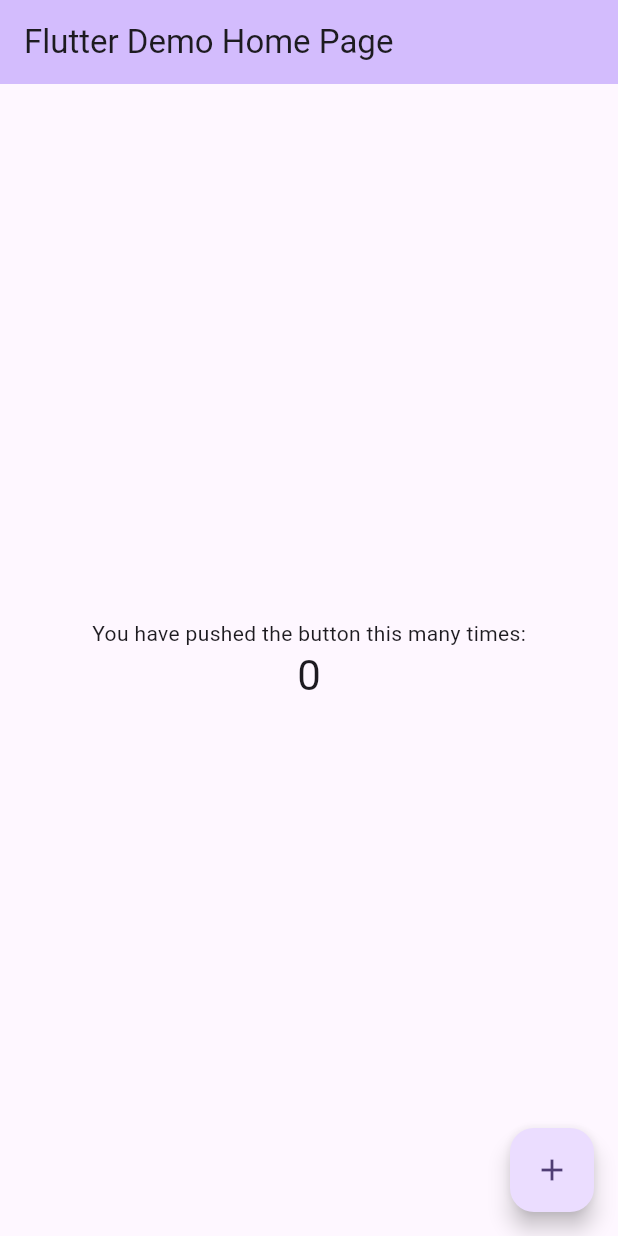
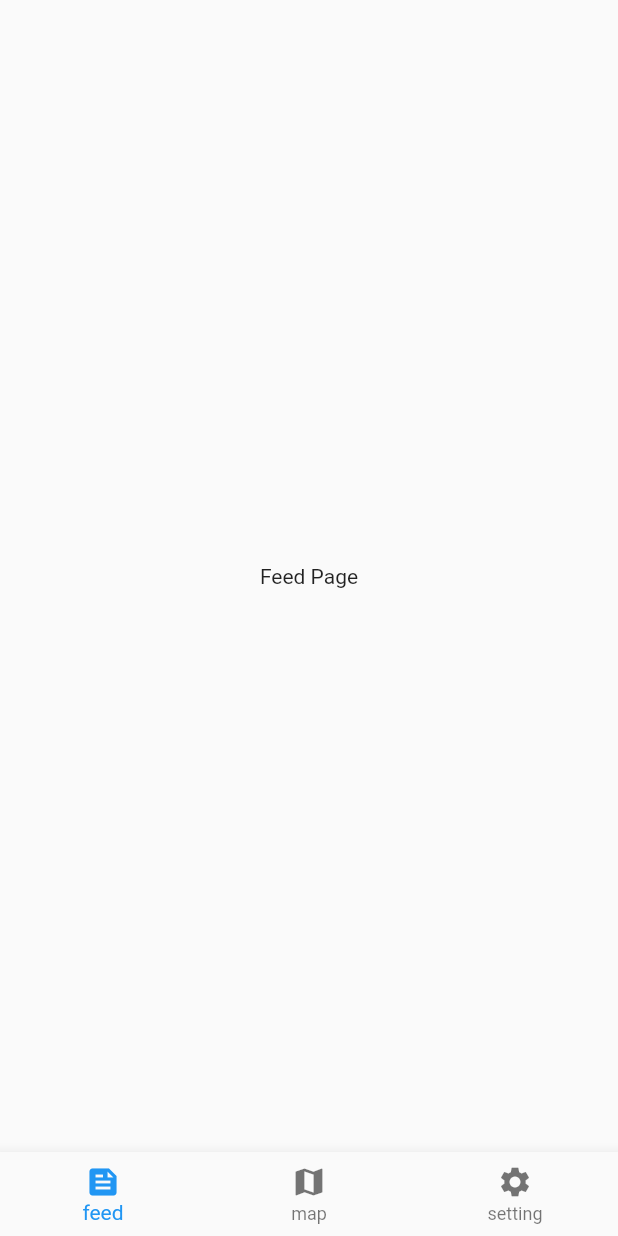
Before and after one commit to Raonshi/misik_guide, a Flutter app: the screen it shows after launch, on a phone screen of 412 x 824 dp. Run offline on Flutter 3.47's test engine with Material 2 defaults, Android fonts, the phone set to English and light mode, and no system bars; our stand-ins replace bloc, flutter_bloc.

Commit message:
add pages

```diff
--- /dev/null
+++ b/lib/blocs/home_bloc.dart
@@ -0,0 +1,13 @@
+import 'package:bloc/bloc.dart';
+import 'package:flutter/material.dart';
+
+class HomeBloc extends Cubit<int> {
+  HomeBloc() : super(0);
+
+  final PageController pageController = PageController();
+
+  void changePage(int index) {
+    pageController.jumpToPage(index);
+    emit(index);
+  }
+}
--- a/lib/main.dart
+++ b/lib/main.dart
@@ -1,125 +1,19 @@
 import 'package:flutter/material.dart';
+import 'package:misik_guide/pages/home_page.dart';
 
-void main() {
+void main(List<String> args) {
   runApp(const MyApp());
 }
 
 class MyApp extends StatelessWidget {
   const MyApp({super.key});
 
-  // This widget is the root of your application.
   @override
   Widget build(BuildContext context) {
-    return MaterialApp(
-      title: 'Flutter Demo',
-      theme: ThemeData(
-        // This is the theme of your application.
-        //
-        // TRY THIS: Try running your application with "flutter run". You'll see
-        // the application has a blue toolbar. Then, without quitting the app,
-        // try changing the seedColor in the colorScheme below to Colors.green
-        // and then invoke "hot reload" (save your changes or press the "hot
-        // reload" button in a Flutter-supported IDE, or press "r" if you used
-        // the command line to start the app).
-        //
-        // Notice that the counter didn't reset back to zero; the application
-        // state is not lost during the reload. To reset the state, use hot
-        // restart instead.
-        //
-        // This works for code too, not just values: Most code changes can be
-        // tested with just a hot reload.
-        colorScheme: ColorScheme.fromSeed(seedColor: Colors.deepPurple),
-        useMaterial3: true,
-      ),
-      home: const MyHomePage(title: 'Flutter Demo Home Page'),
+    return const MaterialApp(
+      title: "MiSik Guide",
+      debugShowCheckedModeBanner: false,
+      home: HomePage(),
     );
   }
 }
-
-class MyHomePage extends StatefulWidget {
-  const MyHomePage({super.key, required this.title});
-
-  // This widget is the home page of your application. It is stateful, meaning
-  // that it has a State object (defined below) that contains fields that affect
-  // how it looks.
-
-  // This class is the configuration for the state. It holds the values (in this
-  // case the title) provided by the parent (in this case the App widget) and
-  // used by the build method of the State. Fields in a Widget subclass are
-  // always marked "final".
-
-  final String title;
-
-  @override
-  State<MyHomePage> createState() => _MyHomePageState();
-}
-
-class _MyHomePageState extends State<MyHomePage> {
-  int _counter = 0;
-
-  void _incrementCounter() {
-    setState(() {
-      // This call to setState tells the Flutter framework that something has
-      // changed in this State, which causes it to rerun the build method below
-      // so that the display can reflect the updated values. If we changed
-      // _counter without calling setState(), then the build method would not be
-      // called again, and so nothing would appear to happen.
-      _counter++;
-    });
-  }
-
-  @override
-  Widget build(BuildContext context) {
-    // This method is rerun every time setState is called, for instance as done
-    // by the _incrementCounter method above.
-    //
-    // The Flutter framework has been optimized to make rerunning build methods
-    // fast, so that you can just rebuild anything that needs updating rather
-    // than having to individually change instances of widgets.
-    return Scaffold(
-      appBar: AppBar(
-        // TRY THIS: Try changing the color here to a specific color (to
-        // Colors.amber, perhaps?) and trigger a hot reload to see the AppBar
-        // change color while the other colors stay the same.
-        backgroundColor: Theme.of(context).colorScheme.inversePrimary,
-        // Here we take the value from the MyHomePage object that was created by
-        // the App.build method, and use it to set our appbar title.
-        title: Text(widget.title),
-      ),
-      body: Center(
-        // Center is a layout widget. It takes a single child and positions it
-        // in the middle of the parent.
-        child: Column(
-          // Column is also a layout widget. It takes a list of children and
-          // arranges them vertically. By default, it sizes itself to fit its
-          // children horizontally, and tries to be as tall as its parent.
-          //
-          // Column has various properties to control how it sizes itself and
-          // how it positions its children. Here we use mainAxisAlignment to
-          // center the children vertically; the main axis here is the vertical
-          // axis because Columns are vertical (the cross axis would be
-          // horizontal).
-          //
-          // TRY THIS: Invoke "debug painting" (choose the "Toggle Debug Paint"
-          // action in the IDE, or press "p" in the console), to see the
-          // wireframe for each widget.
-          mainAxisAlignment: MainAxisAlignment.center,
-          children: <Widget>[
-            const Text(
-              'You have pushed the button this many times:',
-            ),
-            Text(
-              '$_counter',
-              style: Theme.of(context).textTheme.headlineMedium,
-            ),
-          ],
-        ),
-      ),
-      floatingActionButton: FloatingActionButton(
-        onPressed: _incrementCounter,
-        tooltip: 'Increment',
-        child: const Icon(Icons.add),
-      ), // This trailing comma makes auto-formatting nicer for build methods.
-    );
-  }
-}
--- /dev/null
+++ b/lib/pages/feed_page.dart
@@ -0,0 +1,16 @@
+import 'package:flutter/material.dart';
+
+class FeedPage extends StatelessWidget {
+  const FeedPage({super.key});
+
+  @override
+  Widget build(BuildContext context) {
+    return Scaffold(
+      body: SafeArea(
+        child: Center(
+          child: Text("Feed Page"),
+        ),
+      ),
+    );
+  }
+}
--- /dev/null
+++ b/lib/pages/home_page.dart
@@ -0,0 +1,62 @@
+import 'package:flutter/material.dart';
+import 'package:flutter_bloc/flutter_bloc.dart';
+import 'package:misik_guide/blocs/home_bloc.dart';
+import 'package:misik_guide/pages/feed_page.dart';
+import 'package:misik_guide/pages/search_page.dart';
+import 'package:misik_guide/pages/setting_page.dart';
+
+class HomePage extends StatelessWidget {
+  const HomePage({super.key});
+
+  @override
+  Widget build(BuildContext context) {
+    return BlocProvider(
+      lazy: false,
+      create: (context) => HomeBloc(),
+      child: const _HomePageBody(),
+    );
+  }
+}
+
+class _HomePageBody extends StatelessWidget {
+  const _HomePageBody();
+
+  @override
+  Widget build(BuildContext context) {
+    return Scaffold(
+      body: SafeArea(
+        child: PageView(
+          controller: context.read<HomeBloc>().pageController,
+          physics: const NeverScrollableScrollPhysics(),
+          children: const [
+            FeedPage(),
+            MapPage(),
+            SettingPage(),
+          ],
+        ),
+      ),
+      bottomNavigationBar: BlocBuilder<HomeBloc, int>(
+        builder: (context, state) {
+          return BottomNavigationBar(
+            onTap: BlocProvider.of<HomeBloc>(context).changePage,
+            currentIndex: state,
+            items: const [
+              BottomNavigationBarItem(
+                icon: Icon(Icons.feed),
+                label: "feed",
+              ),
+              BottomNavigationBarItem(
+                icon: Icon(Icons.map),
+                label: "map",
+              ),
+              BottomNavigationBarItem(
+                icon: Icon(Icons.settings),
+                label: "setting",
+              ),
+            ],
+          );
+        },
+      ),
+    );
+  }
+}
--- /dev/null
+++ b/lib/pages/search_page.dart
@@ -0,0 +1,16 @@
+import 'package:flutter/material.dart';
+
+class MapPage extends StatelessWidget {
+  const MapPage({super.key});
+
+  @override
+  Widget build(BuildContext context) {
+    return Scaffold(
+      body: SafeArea(
+        child: Center(
+          child: Text("Map Page"),
+        ),
+      ),
+    );
+  }
+}
--- /dev/null
+++ b/lib/pages/setting_page.dart
@@ -0,0 +1,16 @@
+import 'package:flutter/material.dart';
+
+class SettingPage extends StatelessWidget {
+  const SettingPage({super.key});
+
+  @override
+  Widget build(BuildContext context) {
+    return Scaffold(
+      body: SafeArea(
+        child: Center(
+          child: Text("Setting Page"),
+        ),
+      ),
+    );
+  }
+}
--- a/lib/services/stream_feed_service.dart
+++ b/lib/services/stream_feed_service.dart
@@ -1,10 +1,15 @@
-import 'package:stream_feed/stream_feed.dart';
+// import 'package:misik_guide/secrets/keys.dart';
+// import 'package:stream_feed/stream_feed.dart';
 
-class StreamFeedService {
-  late final StreamFeedClient _client;
-  StreamFeedClient get client => _client;
+// class StreamFeedService {
+//   late final StreamFeedClient _client;
+//   StreamFeedClient get client => _client;
 
-  StreamFeedService() {
-    // _client = StreamFeedClient(streamFeedApiKey);
-  }
-}
+//   StreamFeedService() {
+//     _init();
+//   }
+
+//   void _init() async {
+//     _client = StreamFeedClient(streamFeedApiKey, secret: streamFeedSecretKey);
+//   }
+// }
--- a/pubspec.yaml
+++ b/pubspec.yaml
@@ -38,6 +38,11 @@ dependencies:
   bloc: ^8.1.2
   flutter_bloc: ^8.1.3
   stream_feed: ^0.6.0+2
+  freezed: ^2.4.2
+  freezed_annotation: ^2.4.1
+  json_serializable: ^6.7.1
+  json_annotation: ^4.8.1
+  build_runner: ^2.4.6
 
 dev_dependencies:
   flutter_test:
```
Also changed, not shown: pubspec.lock, 1 other file.
